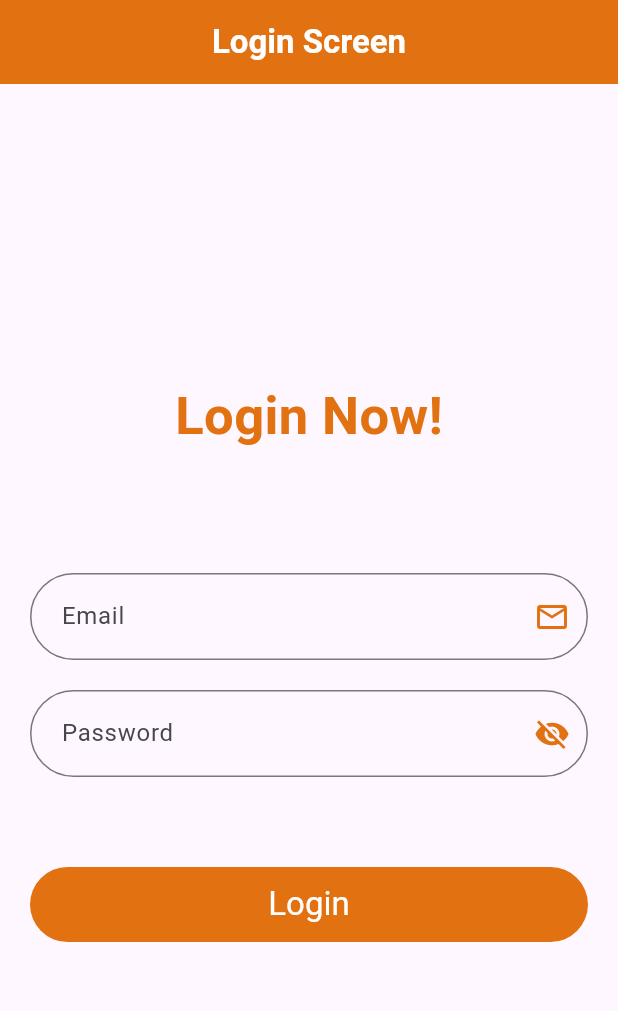
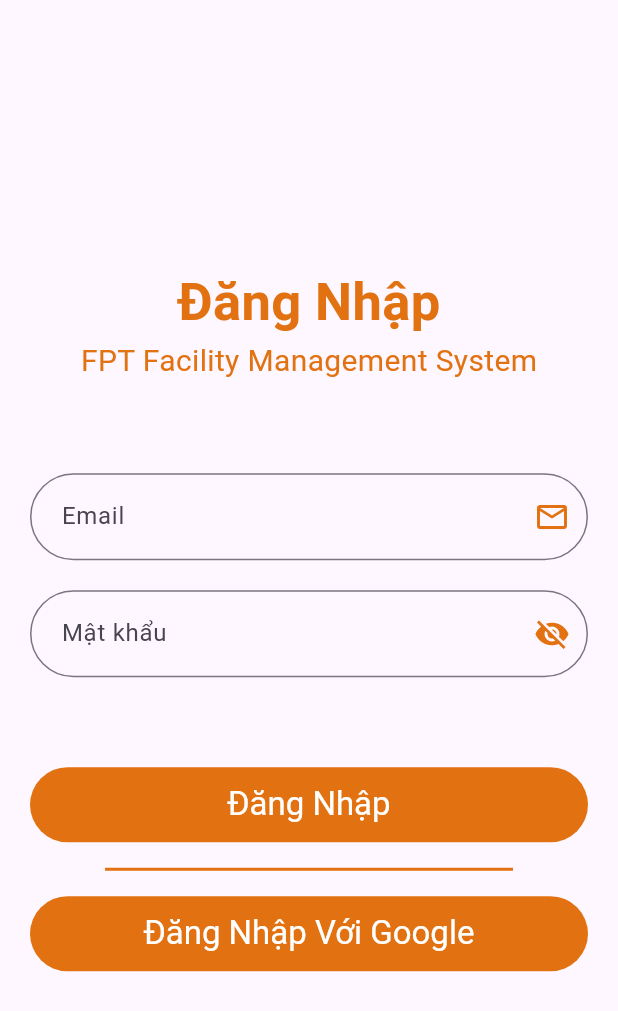
Before and after one commit to GhienCafe/facility-management-system-mobile, a Flutter app: the screen it shows after launch, on a phone screen of 412 x 824 dp. Shown: the top 1011 px of the screen. Run offline on Flutter 3.47's test engine with Material 2 defaults, Android fonts, the light colour scheme and no system bars; our stand-ins replace awesome_notifications, firebase_auth, firebase_core, fluttertoast, get, google_sign_in and 1 more; missing offline and left inert: awesome_notifications_fcm; accounts and stored records are empty.

Commit message:
update login google still not connect with API

```diff
--- a/lib/data/network/base_api_services.dart
+++ b/lib/data/network/base_api_services.dart
@@ -2,6 +2,6 @@
   // here wee define the method
   Future<dynamic> getApi(String url);
 
-  // in post data we sen the parameter that's why we use dynakic data
+  // in post data we sen the parameter that's why we use dynamic data
   Future<dynamic> postApi(dynamic data, String url);
 }
--- a/lib/data/network/network_api_services.dart
+++ b/lib/data/network/network_api_services.dart
@@ -47,7 +47,7 @@
   }
 
   dynamic returnResponse(http.Response response) {
-    print(response.body.toString());
+    //print(response.body.toString());
     switch (response.statusCode) {
       case 200:
         dynamic responseJson = jsonDecode(response.body);
--- a/lib/data/response/api_response.dart
+++ b/lib/data/response/api_response.dart
@@ -13,6 +13,6 @@
 
   @override
   String toString() {
-    return "Status : $status \n MEssage : $message \n Data: $data";
+    return "Status : $status \n Message : $message \n Data: $data";
   }
 }
--- a/lib/main.dart
+++ b/lib/main.dart
@@ -1,6 +1,7 @@
 import 'package:FMS/res/getx_localization/language.dart';
 import 'package:FMS/view_models/controller/notification/notification_controller.dart';
 import 'package:awesome_notifications_fcm/awesome_notifications_fcm.dart';
+import 'package:firebase_core/firebase_core.dart';
 import 'package:flutter/material.dart';
 import 'package:get/get_navigation/get_navigation.dart';
 import 'package:FMS/res/routes/routes.dart';
@@ -8,7 +9,7 @@
 
 void main() async {
   WidgetsFlutterBinding.ensureInitialized();
-
+  await Firebase.initializeApp();
   // Initialize cho Local Notification
   await NotificationController.initializeLocalNotifications(debug: true);
   print(AwesomeNotificationsFcm().requestFirebaseAppToken());
--- a/lib/res/app_url/app_url.dart
+++ b/lib/res/app_url/app_url.dart
@@ -1,9 +1,10 @@
 import 'dart:core';
 
 class AppUrl {
-  // we break url because in future we change the server so we dont need to change the all urls we will chnage only server base url
+  // we break url because in future we change the server so we don't need to change the all urls we will change only server base url
   static const String baseUrl = 'https://reqres.in';
   static const String loginApi = '$baseUrl/api/login';
+  static const String loginApiToken = '$baseUrl/api/login';
   static const String userListApi =
       'https://webhook.site/f00a7330-d81d-4622-913a-c2058fdaf076';
 }
--- a/lib/res/repository/login_repository/login_repository.dart
+++ b/lib/res/repository/login_repository/login_repository.dart
@@ -8,4 +8,8 @@
     dynamic response = await _apiService.postApi(data, AppUrl.loginApi);
     return response;
   }
+  Future<dynamic> loginApiToken(var token) async {
+    dynamic response = await _apiService.postApi(token, AppUrl.loginApi);
+    return response;
+  }
 }
--- a/lib/res/routes/routes.dart
+++ b/lib/res/routes/routes.dart
@@ -10,7 +10,7 @@
             name: RouteName.splashScreen,
             page: () => SplashScreen(),
             transitionDuration: Duration(milliseconds: 100),
-            transition: Transition.leftToRight),
+            transition: Transition.zoom),
         GetPage(
             name: RouteName.loginScreen,
             page: () => LoginView(),
--- a/lib/utlis/utlis.dart
+++ b/lib/utlis/utlis.dart
@@ -26,6 +26,6 @@
   }
 
   static snackBar(String title, String message) {
-    Get.snackbar(title, message,backgroundColor: Colors.amber,);
+    Get.snackbar(title, message,backgroundColor: Colors.orangeAccent,colorText: Colors.white);
   }
 }
--- a/lib/view/login/login_view.dart
+++ b/lib/view/login/login_view.dart
@@ -1,3 +1,4 @@
+import 'package:FMS/view/login/widgets/login_google_button_widget.dart';
 import 'package:flutter/material.dart';
 import 'package:get/get.dart';
 import 'package:FMS/view/login/widgets/input_email_widget.dart';
@@ -14,6 +15,7 @@
 }
 
 class _LoginViewState extends State<LoginView> {
+  final controller = Get.put(LoginViewModel());
   final loginVM = Get.put(LoginViewModel());
   final _formKey = GlobalKey<FormState>();
 
@@ -21,16 +23,16 @@
   Widget build(BuildContext context) {
     return SafeArea(
       child: Scaffold(
-        appBar: AppBar(
-          automaticallyImplyLeading: false,
-          centerTitle: true,
-          backgroundColor: AppColor.primaryColor,
-          title: const Text(
-            "Login Screen",
-            style: TextStyle(
-                color: Colors.white, fontSize: 22, fontWeight: FontWeight.bold),
-          ),
-        ),
+        // appBar: AppBar(
+        //   automaticallyImplyLeading: false,
+        //   centerTitle: true,
+        //   backgroundColor: AppColor.primaryColor,
+        //   title: const Text(
+        //     "Login Screen",
+        //     style: TextStyle(
+        //         color: Colors.white, fontSize: 22, fontWeight: FontWeight.bold),
+        //   ),
+        // ),
         body: Padding(
           padding: const EdgeInsets.symmetric(horizontal: 20.0),
           child: Column(
@@ -38,14 +40,21 @@
             crossAxisAlignment: CrossAxisAlignment.center,
             children: [
               const Text(
-                "Login Now!",
+                "Đăng Nhập",
                 style: TextStyle(
                     color: AppColor.primaryColor,
                     fontWeight: FontWeight.bold,
                     fontSize: 35),
               ),
+              const Text(
+                "FPT Facility Management System",
+                style: TextStyle(
+                    color: AppColor.primaryColor,
+                    fontWeight: FontWeight.normal,
+                    fontSize: 20),
+              ),
               const SizedBox(
-                height: 80,
+                height: 60,
               ),
               Form(
                 key: _formKey,
@@ -65,6 +74,19 @@
               LoginButton(
                 formKey: _formKey,
               ),
+              const SizedBox(
+                height: 10,
+              ),
+              const Divider(
+                color: AppColor.primaryColor,
+                thickness: 2,
+                indent: 50,
+                endIndent: 50,
+              ),
+              const SizedBox(
+                height: 10,
+              ),
+              LoginGoogleButton(),
             ],
           ),
         ),
--- a/lib/view/login/widgets/input_email_widget.dart
+++ b/lib/view/login/widgets/input_email_widget.dart
@@ -8,14 +8,20 @@
 class InputEmailWidget extends StatelessWidget {
   InputEmailWidget({super.key});
   final loginVM = Get.put(LoginViewModel());
+
+  // Regular expression for validating email with @fpt.edu.vn domain
+  final RegExp emailRegex = RegExp(r'^[\w-]+(\.[\w-]+)*@fpt\.edu\.vn$');
+
   @override
   Widget build(BuildContext context) {
     return TextFormField(
       controller: loginVM.emailController.value,
       focusNode: loginVM.emailFocusNode.value,
-      validator: (Value) {
-        if (Value!.isEmpty) {
-          Utlis.toastMessage("value is empty");
+      validator: (value) {
+        if (value!.isEmpty) {
+          return "Email không được để trống";
+        } else if (!emailRegex.hasMatch(value)) {
+          return "Email không hợp lệ";
         }
         return null;
       },
@@ -30,7 +36,7 @@
         ),
         hintText: "Email",
         contentPadding:
-            const EdgeInsets.symmetric(horizontal: 17, vertical: 17),
+        const EdgeInsets.symmetric(horizontal: 17, vertical: 17),
         border: OutlineInputBorder(
           borderSide: const BorderSide(color: AppColor.primaryColor),
           borderRadius: BorderRadius.circular(30),
@@ -40,6 +46,10 @@
               color: AppColor.primaryColor), // Custom focused border color
           borderRadius: BorderRadius.circular(30),
         ),
+        errorBorder: OutlineInputBorder(
+          borderSide: BorderSide(color: Colors.red), // Red border for errors
+          borderRadius: BorderRadius.circular(30),
+        ),
       ),
     );
   }
--- a/lib/view/login/widgets/input_password_widget.dart
+++ b/lib/view/login/widgets/input_password_widget.dart
@@ -25,9 +25,11 @@
       focusNode: loginVM.passwordFocusNode.value,
       obscuringCharacter: '*',
       // obscureText: true,
-      validator: (Value) {
-        if (Value!.isEmpty) {
-          Utlis.toastMessage("Enter password and email");
+      validator: (value) {
+        if (value!.isEmpty) {
+          return "Mật khẩu không được để trống";
+        } else if (value.length <= 5) {
+          return "Mật khẩu tối thiểu 5 kí tự";
         }
         return null;
       },
@@ -43,7 +45,7 @@
             color: AppColor.primaryColor,
           ),
         ),
-        hintText: "Password",
+        hintText: "Mật khẩu",
         contentPadding:
             const EdgeInsets.symmetric(horizontal: 17, vertical: 17),
         border: OutlineInputBorder(
--- a/lib/view/login/widgets/login_button_widget.dart
+++ b/lib/view/login/widgets/login_button_widget.dart
@@ -16,10 +16,10 @@
         loading: loginVM.loading.value,
         onPress: () {
           if (formKey.currentState!.validate()) {
-            loginVM.loginApi();
+            loginVM.loginApiMailPassword();
           }
         },
-        title: "Login",
+        title: "Đăng Nhập",
         width: 500,
       ),
     );
--- /dev/null
+++ b/lib/view/login/widgets/login_google_button_widget.dart
@@ -0,0 +1,58 @@
+import 'package:FMS/res/routes/routes_name.dart';
+import 'package:FMS/utlis/utlis.dart';
+import 'package:firebase_auth/firebase_auth.dart';
+import 'package:flutter/material.dart';
+import 'package:get/get.dart';
+import '../../../res/components/round_button.dart';
+import '../../../view_models/controller/login/login_controller.dart';
+
+class LoginGoogleButton extends StatelessWidget {
+  LoginGoogleButton({super.key});
+  final loginVM = Get.put(LoginViewModel());
+  final FirebaseAuth _auth = FirebaseAuth.instance;
+  // Future<void> sendTokenToApi(String token) async {
+  //   final apiUrl = 'https://example/api/v1/login';
+  //   final headers = {'Authorization': 'Bearer $token'};
+  //
+  //   try {
+  //     final response = await http.post(
+  //       Uri.parse(apiUrl),
+  //       headers: headers,
+  //     );
+  //
+  //     if (response.statusCode == 200) {
+  //       // Authentication was successful, proceed to the home page
+  //       // You can navigate to the home page here
+  //     } else {
+  //       // Authentication failed, handle the error as needed
+  //       print('API Authentication Error: ${response.statusCode}');
+  //     }
+  //   } catch (error) {
+  //     print('API Request Error: $error');
+  //   }
+  // }
+
+  @override
+  Widget build(BuildContext context) {
+    return Obx(
+          () => RoundButton(
+        loading: loginVM.loading.value,
+        onPress: () async {
+          final User? user = await loginVM.handleSignIn();
+          if (user != null) {
+            // Handle successful Google sign-in here
+            // You can navigate to a new screen or perform any other action
+            Get.toNamed(RouteName.homeScreen);
+            Utlis.snackBar('Xin chào: ', "${_auth.currentUser?.displayName}");
+          } else {
+            // Handle Google sign-in failure
+            Utlis.snackBar('Có lỗi xảy ra: ', "Thử lại hoặc sử dụng mail khác.");
+
+          }
+        },
+        title: "Đăng Nhập Với Google",
+        width: 500,
+      ),
+    );
+  }
+}
--- a/lib/view/splash_screen.dart
+++ b/lib/view/splash_screen.dart
@@ -48,13 +48,13 @@
                   style: TextStyle(
                     color: Colors.white,
                     fontWeight: FontWeight.bold,
-                    fontSize: 18.0,
+                    fontSize: 20.0,
                   ),
                 ),
               ],
             ),
 
-            CircularProgressIndicator(
+            const CircularProgressIndicator(
               valueColor:  AlwaysStoppedAnimation<Color>(Colors.orange),
             ),
           ],
--- a/lib/view_models/controller/notification/notification_controller.dart
+++ b/lib/view_models/controller/notification/notification_controller.dart
@@ -70,7 +70,7 @@
 
   // Hàm gọi Local notification khi nhấn nút Send notification trên ứng dụng
   Future<void> localNotification() async {
-    String timezom = await AwesomeNotifications().getLocalTimeZoneIdentifier();
+    String timezone = await AwesomeNotifications().getLocalTimeZoneIdentifier();
     await AwesomeNotifications().createNotification(
       content: NotificationContent(
         id: 1,
--- a/lib/view_models/services/splash_services.dart
+++ b/lib/view_models/services/splash_services.dart
@@ -11,7 +11,7 @@
     userPreference.getUser().then(
       (value) {
         // it value print the token
-        print("is loadind value $isLogin");
+        print("is loading value $isLogin");
         print("here is my token $value");
         // if (value.token?.isEmpty || value.token.toString() == "null") {
         //   Timer(const Duration(seconds: 3),
```
Also changed, not shown: lib/view/home/home.dart (+12 -1 lines), lib/view_models/controller/login/login_controller.dart (+67 -7 lines).
